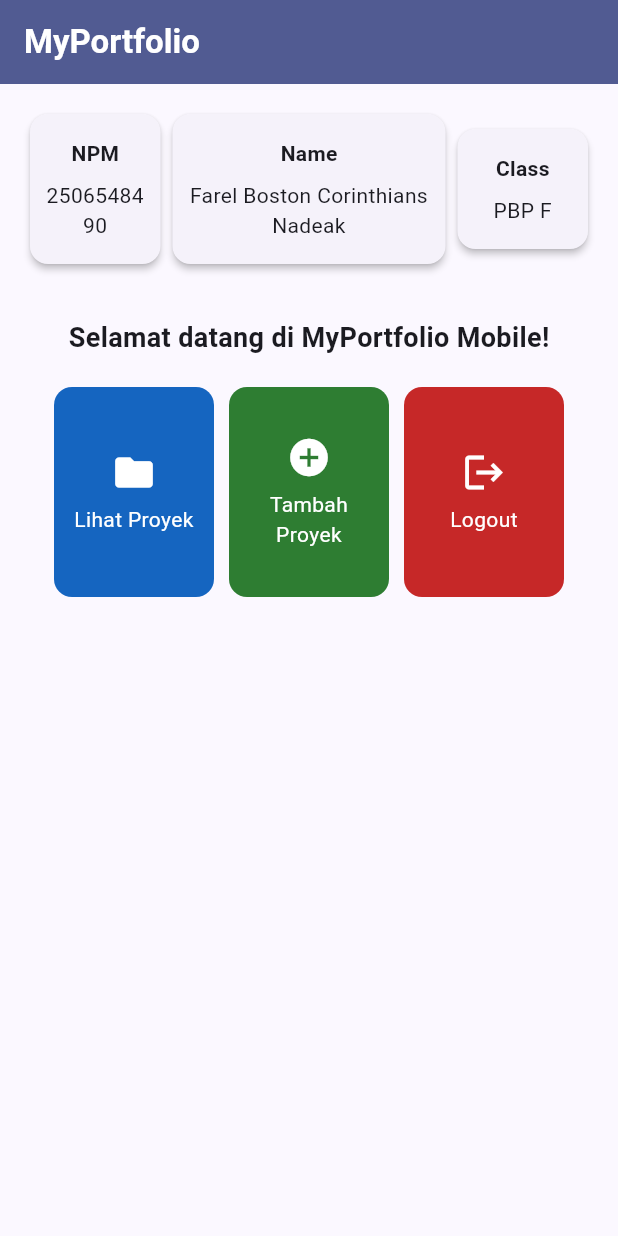
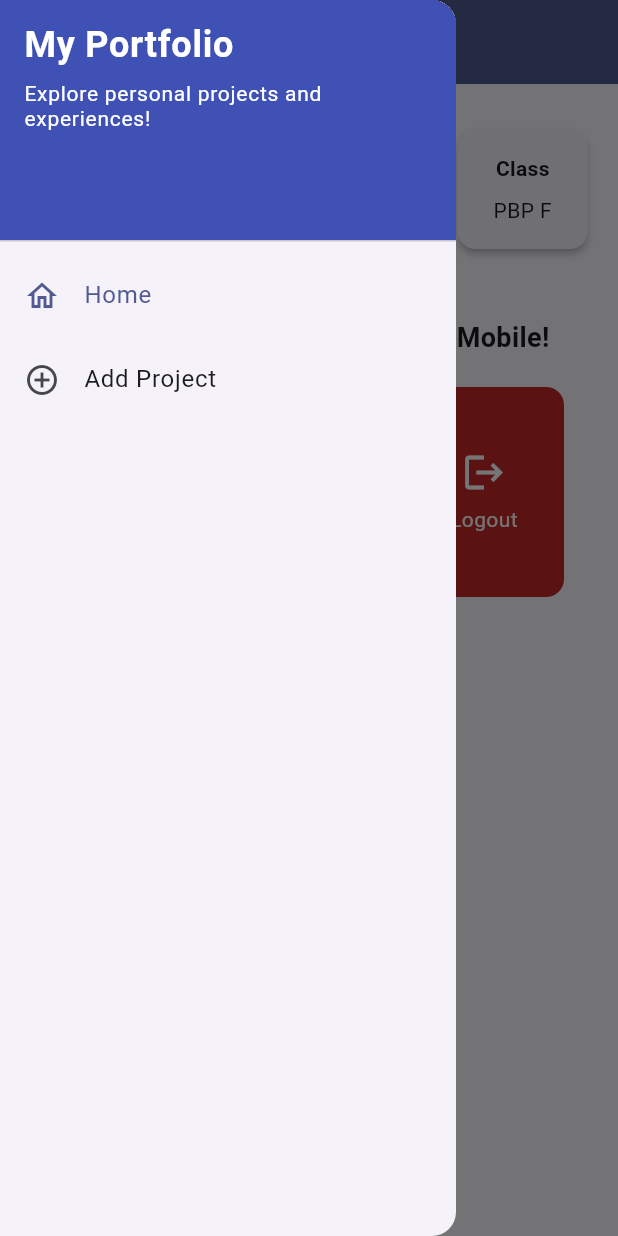
Before and after one commit to farelbostonc/myportofolio_mobile, a Flutter app: the screen it shows after launch, with the side drawer open (before the commit the screen has no drawer), on a phone screen of 412 x 824 dp. Run offline on Flutter 3.47's test engine with Material 3 defaults, Android fonts, the phone set to English and light mode, and no system bars.

Commit message:
Tutorial 09: Add Flutter navigation and project form

```diff
--- a/lib/main.dart
+++ b/lib/main.dart
@@ -1,5 +1,6 @@
 import 'package:flutter/material.dart';
-import 'package:myportofolio_mobile/menu.dart';
+import 'package:myportofolio_mobile/screens/menu.dart';
+import 'package:myportofolio_mobile/screens/project_form.dart';
 
 void main() {
   runApp(const MyApp());
@@ -20,6 +21,7 @@ class MyApp extends StatelessWidget {
         useMaterial3: true,
       ),
       home: const MyHomePage(),
+      routes: {ProjectFormPage.routeName: (_) => const ProjectFormPage()},
     );
   }
 }
--- a/lib/menu.dart
+++ b/lib/screens/menu.dart
@@ -1,4 +1,6 @@
 import 'package:flutter/material.dart';
+import 'package:myportofolio_mobile/widgets/left_drawer.dart';
+import 'package:myportofolio_mobile/widgets/project_card.dart';
 
 class MyHomePage extends StatelessWidget {
   const MyHomePage({super.key});
@@ -9,7 +11,12 @@ class MyHomePage extends StatelessWidget {
 
   final List<ItemHomepage> items = const [
     ItemHomepage('Lihat Proyek', Icons.folder, Color(0xFF1565C0)),
-    ItemHomepage('Tambah Proyek', Icons.add_circle, Color(0xFF2E7D32)),
+    ItemHomepage(
+      'Tambah Proyek',
+      Icons.add_circle,
+      Color(0xFF2E7D32),
+      opensProjectForm: true,
+    ),
     ItemHomepage('Logout', Icons.logout, Color(0xFFC62828)),
   ];
 
@@ -22,7 +29,9 @@ class MyHomePage extends StatelessWidget {
           style: TextStyle(color: Colors.white, fontWeight: FontWeight.bold),
         ),
         backgroundColor: Theme.of(context).colorScheme.primary,
+        foregroundColor: Colors.white,
       ),
+      drawer: const LeftDrawer(currentRoute: '/'),
       body: SingleChildScrollView(
         child: Padding(
           padding: const EdgeInsets.all(16),
@@ -103,54 +112,3 @@ class InfoCard extends StatelessWidget {
     );
   }
 }
-
-class ItemHomepage {
-  const ItemHomepage(this.name, this.icon, this.color);
-
-  final String name;
-  final IconData icon;
-  final Color color;
-}
-
-class ItemCard extends StatelessWidget {
-  const ItemCard(this.item, {super.key});
-
-  final ItemHomepage item;
-
-  @override
-  Widget build(BuildContext context) {
-    return Material(
-      color: item.color,
-      borderRadius: BorderRadius.circular(12),
-      child: InkWell(
-        borderRadius: BorderRadius.circular(12),
-        onTap: () {
-          ScaffoldMessenger.of(context)
-            ..hideCurrentSnackBar()
-            ..showSnackBar(
-              SnackBar(
-                content: Text('Kamu telah menekan tombol ${item.name}!'),
-              ),
-            );
-        },
-        child: Padding(
-          padding: const EdgeInsets.all(8),
-          child: Center(
-            child: Column(
-              mainAxisAlignment: MainAxisAlignment.center,
-              children: [
-                Icon(item.icon, color: Colors.white, size: 30),
-                const Padding(padding: EdgeInsets.all(3)),
-                Text(
-                  item.name,
-                  textAlign: TextAlign.center,
-                  style: const TextStyle(color: Colors.white),
-                ),
-              ],
-            ),
-          ),
-        ),
-      ),
-    );
-  }
-}
--- /dev/null
+++ b/lib/widgets/left_drawer.dart
@@ -0,0 +1,70 @@
+import 'package:flutter/material.dart';
+
+class LeftDrawer extends StatelessWidget {
+  const LeftDrawer({super.key, required this.currentRoute});
+
+  final String currentRoute;
+
+  void _openRoute(BuildContext context, String route) {
+    final navigator = Navigator.of(context);
+    navigator.pop();
+    if (route == currentRoute) return;
+
+    if (route == '/' && navigator.canPop()) {
+      navigator.popUntil(ModalRoute.withName('/'));
+      return;
+    }
+    navigator.pushReplacementNamed<void, void>(route);
+  }
+
+  @override
+  Widget build(BuildContext context) {
+    return Drawer(
+      child: ListView(
+        padding: EdgeInsets.zero,
+        children: [
+          const DrawerHeader(
+            decoration: BoxDecoration(color: Colors.indigo),
+            child: SingleChildScrollView(
+              child: Column(
+                crossAxisAlignment: CrossAxisAlignment.start,
+                children: [
+                  Text(
+                    'My Portfolio',
+                    style: TextStyle(
+                      fontSize: 24,
+                      height: 1.15,
+                      fontWeight: FontWeight.bold,
+                      color: Colors.white,
+                    ),
+                  ),
+                  SizedBox(height: 10),
+                  Text(
+                    'Explore personal projects and experiences!',
+                    style: TextStyle(
+                      fontSize: 14,
+                      height: 1.2,
+                      color: Colors.white,
+                    ),
+                  ),
+                ],
+              ),
+            ),
+          ),
+          ListTile(
+            leading: const Icon(Icons.home_outlined),
+            title: const Text('Home'),
+            selected: currentRoute == '/',
+            onTap: () => _openRoute(context, '/'),
+          ),
+          ListTile(
+            leading: const Icon(Icons.add_circle_outline),
+            title: const Text('Add Project'),
+            selected: currentRoute == '/add-project',
+            onTap: () => _openRoute(context, '/add-project'),
+          ),
+        ],
+      ),
+    );
+  }
+}
--- /dev/null
+++ b/lib/widgets/project_card.dart
@@ -0,0 +1,64 @@
+import 'package:flutter/material.dart';
+import 'package:myportofolio_mobile/screens/project_form.dart';
+
+class ItemHomepage {
+  const ItemHomepage(
+    this.name,
+    this.icon,
+    this.color, {
+    this.opensProjectForm = false,
+  });
+
+  final String name;
+  final IconData icon;
+  final Color color;
+  final bool opensProjectForm;
+}
+
+class ItemCard extends StatelessWidget {
+  const ItemCard(this.item, {super.key});
+
+  final ItemHomepage item;
+
+  @override
+  Widget build(BuildContext context) {
+    return Material(
+      color: item.color,
+      borderRadius: BorderRadius.circular(12),
+      child: InkWell(
+        borderRadius: BorderRadius.circular(12),
+        onTap: () {
+          ScaffoldMessenger.of(context)
+            ..hideCurrentSnackBar()
+            ..showSnackBar(
+              SnackBar(
+                content: Text('Kamu telah menekan tombol ${item.name}!'),
+              ),
+            );
+          if (item.opensProjectForm) {
+            Navigator.of(context).push<void>(
+              MaterialPageRoute(builder: (_) => const ProjectFormPage()),
+            );
+          }
+        },
+        child: Padding(
+          padding: const EdgeInsets.all(8),
+          child: Center(
+            child: Column(
+              mainAxisAlignment: MainAxisAlignment.center,
+              children: [
+                Icon(item.icon, color: Colors.white, size: 30),
+                const Padding(padding: EdgeInsets.all(3)),
+                Text(
+                  item.name,
+                  textAlign: TextAlign.center,
+                  style: const TextStyle(color: Colors.white),
+                ),
+              ],
+            ),
+          ),
+        ),
+      ),
+    );
+  }
+}
```
Also changed, not shown: lib/screens/project_form.dart (added, +169 -0 lines), 2 other files.
